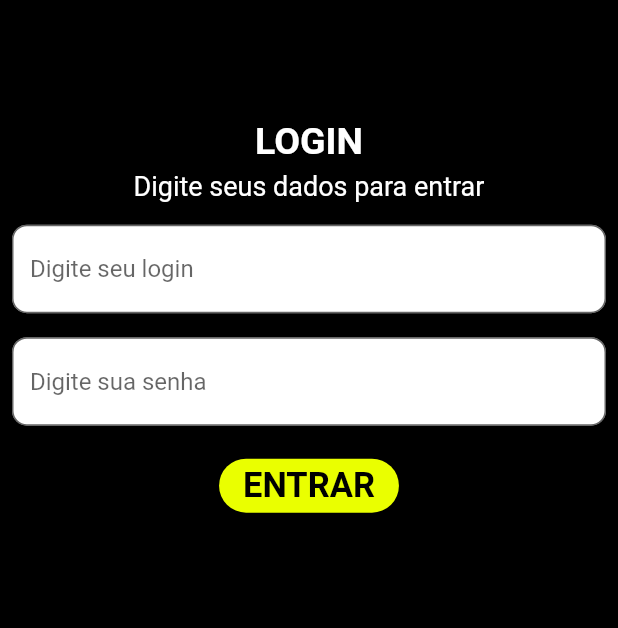
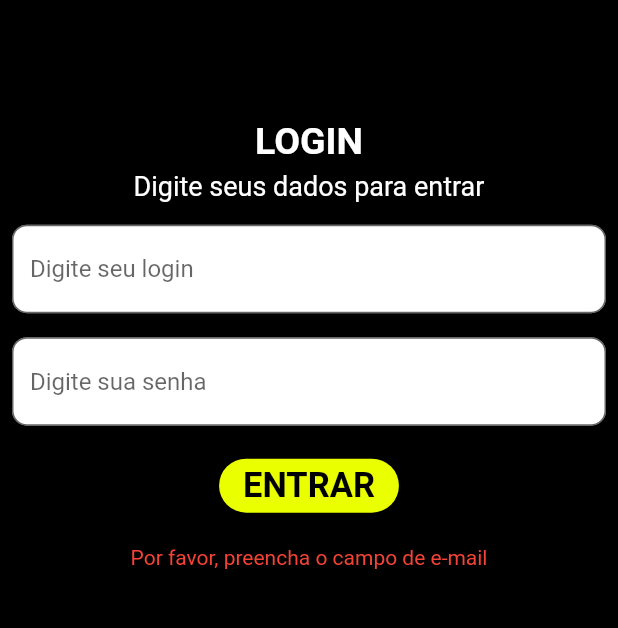
Before and after one commit to LameraSamuel/Watchin, a Flutter app: the screen it shows after launch, after a tap on "ENTRAR", on a phone screen of 412 x 824 dp, the part 498-1126 px from its top. Run offline on Flutter 3.47's test engine with Material 2 defaults, Android fonts, the light colour scheme and no system bars; missing offline and left inert: camerawesome.

Commit message:
subindo o codigo

```diff
--- a/gvpneus/lib/home/home.dart
+++ b/gvpneus/lib/home/home.dart
@@ -1,10 +1,9 @@
 import 'dart:convert';
-
 import 'package:flutter/material.dart';
 import 'package:http/http.dart' as http;
 
 class Login extends StatefulWidget {
-  const Login({super.key});
+  const Login({Key? key}) : super(key: key);
 
   @override
   State<Login> createState() => _LoginState();
@@ -14,6 +13,7 @@ class _LoginState extends State<Login> {
   final loginController = TextEditingController();
   final senhaController = TextEditingController();
   String emailValue = '';
+  String errorText = '';
 
   @override
   Widget build(BuildContext context) {
@@ -23,13 +23,6 @@ class _LoginState extends State<Login> {
         child: Column(
           mainAxisAlignment: MainAxisAlignment.start,
           children: [
-            // SizedBox(
-            //   width: MediaQuery.of(context).size.width,
-            //   child: Image.asset(
-            //     'assets/logo.png',
-            //     fit: BoxFit.fitWidth,
-            //   ),
-            // ),
             Padding(
               padding: const EdgeInsets.only(top: 100),
               child: SizedBox(
@@ -70,12 +63,6 @@ class _LoginState extends State<Login> {
                   setState(() {
                     emailValue = value;
                   });
-                },
-                validator: (value) {
-                  if (value == null || !value.contains("@")) {
-                    return "Gentileza informar um e-mail válido!";
-                  }
-                  return null;
                 },
                 autovalidateMode: AutovalidateMode.onUserInteraction,
                 decoration: InputDecoration(
@@ -128,6 +115,16 @@ class _LoginState extends State<Login> {
                 ),
               ),
             ),
+            if (errorText.isNotEmpty)
+              Padding(
+                padding: const EdgeInsets.all(8.0),
+                child: Text(
+                  errorText,
+                  style: TextStyle(
+                    color: Colors.red,
+                  ),
+                ),
+              ),
           ],
         ),
       ),
@@ -135,20 +132,42 @@ class _LoginState extends State<Login> {
   }
 
   void loginUser() async {
+    final email = loginController.text;
+    final senha = senhaController.text;
+
+    if (email.isEmpty) {
+      setState(() {
+        errorText = 'Por favor, preencha o campo de e-mail';
+      });
+      return;
+    }
+
     final response =
-        await http.get(Uri.parse('http://localhost:5000/login/$emailValue'));
+        await http.get(Uri.parse('http://192.168.0.19:5000/login/$email'));
     final bodyMap = jsonDecode(utf8.decode(response.bodyBytes));
+
     if (response.statusCode == 200) {
       print("Login realizado com sucesso");
       Navigator.of(context).pushNamed('/homepage');
     } else {
       showDialog(
-          context: context,
-          builder: (BuildContext context) {
-            return const AlertDialog(
-              title: Text('Erro'),
-            );
-          });
+        context: context,
+        builder: (BuildContext context) {
+          return AlertDialog(
+            title: Text('Erro de login'),
+            content:
+                Text('Falha ao efetuar o login. Verifique suas credenciais.'),
+            actions: <Widget>[
+              TextButton(
+                onPressed: () {
+                  Navigator.of(context).pop();
+                },
+                child: Text('Fechar'),
+              ),
+            ],
+          );
+        },
+      );
     }
   }
 }
```
Also changed, not shown: gvpneus/pubspec.lock, 1 other file.
